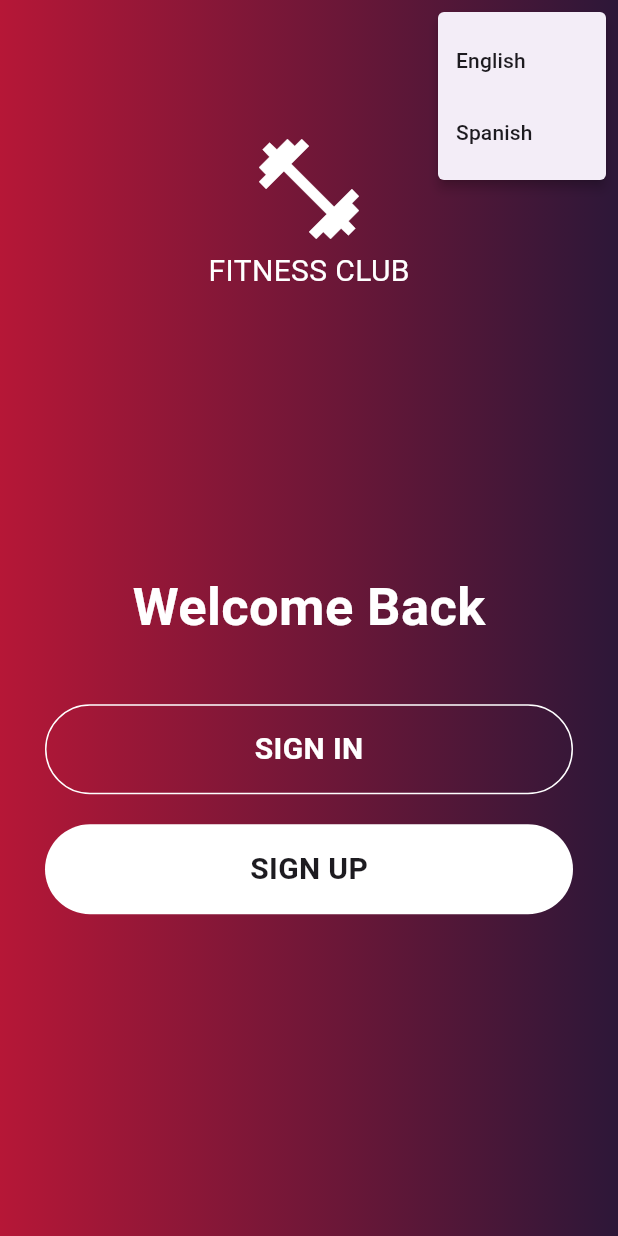
After one commit to Mirzaazmath/flutter_localization_example, a Flutter app: the screen it shows after launch, after a tap on the "translate" icon, on a phone screen of 412 x 824 dp. The commit adds this screen. Run offline on Flutter 3.47's test engine with Material 3 defaults, Android fonts, the phone set to English and light mode, and no system bars; our stand-ins replace shared_preferences; generated files the repository leaves out were written again.

Commit message:
added onboard screen

```diff
--- a/lib/main.dart
+++ b/lib/main.dart
@@ -1,8 +1,8 @@
 import 'package:flutter/material.dart';
 import 'package:flutter_locallization_example/providers/change_language_provider.dart';
-import 'package:flutter_locallization_example/screens/home_screen.dart';
 import 'package:flutter_localizations/flutter_localizations.dart';
 import 'package:flutter_gen/gen_l10n/app_localizations.dart';
+import 'package:flutter_locallization_example/screens/onboard_screen.dart';
 import 'package:provider/provider.dart';
 import 'package:shared_preferences/shared_preferences.dart';
 
@@ -34,6 +34,7 @@ class MyApp extends StatelessWidget {
             }
           }
           return MaterialApp(
+            debugShowCheckedModeBanner: false,
             locale:provider.appLocale,
             localizationsDelegates: [
               AppLocalizations.delegate,
@@ -42,10 +43,11 @@ class MyApp extends StatelessWidget {
               GlobalWidgetsLocalizations.delegate,
             ],
             supportedLocales: [Locale('en'), Locale('es')],
-            home: HomeScreen(),
+            home: OnboardScreen(),
           );
         },
       ),
     );
   }
 }
+enum Language { english, spanish }
--- a/lib/screens/home_screen.dart
+++ b/lib/screens/home_screen.dart
@@ -10,7 +10,7 @@ class HomeScreen extends StatefulWidget {
   State<HomeScreen> createState() => _HomeScreenState();
 }
 
-enum Language { english, spanish }
+
 
 class _HomeScreenState extends State<HomeScreen> {
   @override
--- /dev/null
+++ b/lib/screens/onboard_screen.dart
@@ -0,0 +1,115 @@
+import 'package:flutter/material.dart';
+import 'package:provider/provider.dart';
+
+import '../main.dart';
+import '../providers/change_language_provider.dart';
+
+class OnboardScreen extends StatelessWidget {
+  const OnboardScreen({super.key});
+
+  @override
+  Widget build(BuildContext context) {
+    return Container(
+      decoration: BoxDecoration(
+        gradient: LinearGradient(
+          colors: [Color(0xffb61737), Color(0xff2d1738)],
+        ),
+      ),
+      child: Scaffold(
+        backgroundColor: Colors.transparent,
+        appBar: AppBar(
+          surfaceTintColor: Colors.transparent,
+          backgroundColor: Colors.transparent,
+          actions: [
+            Consumer<ChangeLanguageProvider>(
+              builder: (context, provider, child) {
+                return PopupMenuButton(
+                  icon: Icon(Icons.translate),
+                  iconColor: Colors.white,
+                  onSelected: (lang) {
+                    if (lang == Language.english) {
+                      provider.updateLanguage(Locale('en'));
+                    } else {
+                      provider.updateLanguage(Locale('es'));
+                    }
+                  },
+                  itemBuilder: (BuildContext context) {
+                    return [
+                      PopupMenuItem(
+                        value: Language.english,
+                        child: Text("English"),
+                      ),
+                      PopupMenuItem(
+                        value: Language.spanish,
+                        child: Text("Spanish"),
+                      ),
+                    ];
+                  },
+                );
+              },
+            ),
+          ],
+        ),
+        body: Padding(
+          padding: const EdgeInsets.all(30),
+          child: Column(
+            crossAxisAlignment: CrossAxisAlignment.center,
+            mainAxisAlignment: MainAxisAlignment.center,
+            children: [
+
+              Icon(Icons.fitness_center, color: Colors.white, size: 80),
+              Text(
+                "FITNESS CLUB",
+                style: TextStyle(
+                  color: Colors.white,
+
+                  fontSize:20,
+                ),
+              ),
+              Spacer(),
+              Text(
+                "Welcome Back",
+                style: TextStyle(
+                  color: Colors.white,
+                  fontWeight: FontWeight.bold,
+                  fontSize:35,
+                ),
+              ),
+              SizedBox(height: 40),
+              Container(
+                height: 60,
+                decoration: BoxDecoration(
+                  border: Border.all(color: Colors.white),
+                  borderRadius: BorderRadius.circular(100),
+                ),
+                alignment: Alignment.center,
+                child: Text(
+                  "SIGN IN",
+                  style: TextStyle(
+                    color: Colors.white,
+                    fontWeight: FontWeight.bold,
+                    fontSize: 20,
+                  ),
+                ),
+              ),
+              SizedBox(height: 20),
+              Container(
+                height: 60,
+                decoration: BoxDecoration(
+                  color: Colors.white,
+                  borderRadius: BorderRadius.circular(100),
+                ),
+                alignment: Alignment.center,
+                child: Text(
+                  "SIGN UP",
+                  style: TextStyle(fontWeight: FontWeight.bold, fontSize: 20),
+                ),
+              ),
+              Spacer(),
+            ],
+          ),
+        ),
+      ),
+    );
+  }
+}
```
